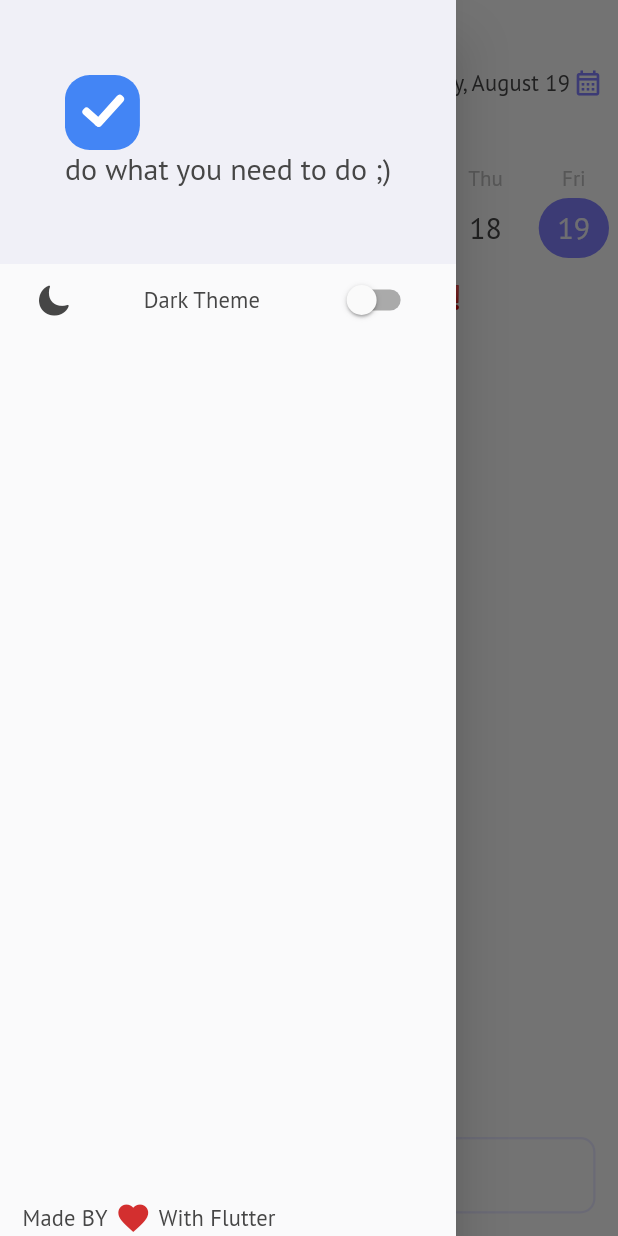
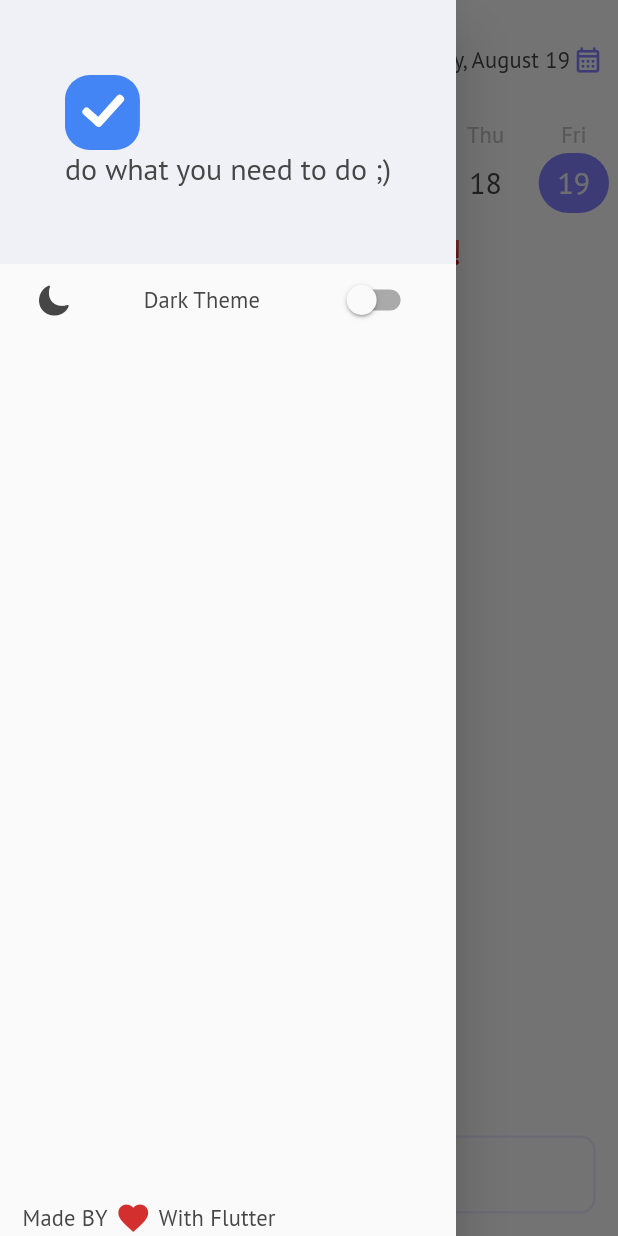
Before and after one commit to mohhamad-esmaili/Todo, a Flutter app: the screen it shows after launch, with the side drawer open, on a phone screen of 412 x 824 dp. Run offline on Flutter 3.47's test engine with Material 2 defaults, Android fonts, the phone set to English and light mode, and no system bars; drawn by our look-alikes of table_calendar; our stand-ins replace flutter_local_notifications, flutter_svg, get, hive, hive_flutter, loading_animation_widget and 1 more; accounts and stored records are empty.

```diff
--- a/lib/view/event/widget/textformfields/description_field_widget.dart
+++ b/lib/view/event/widget/textformfields/description_field_widget.dart
@@ -12,6 +12,7 @@ class DescriptionTextformfieldWidget extends StatelessWidget {
       maxLines: 7,
       controller: descriptionEditingCotroller,
       textInputAction: TextInputAction.newline,
+      style: Theme.of(context).textTheme.bodyMedium,
       decoration: InputDecoration(
         contentPadding:
             const EdgeInsets.symmetric(vertical: 15, horizontal: 13),
--- a/lib/view/event/widget/textformfields/title_field_widget.dart
+++ b/lib/view/event/widget/textformfields/title_field_widget.dart
@@ -13,6 +13,7 @@ class TitleTextformfieldWidget extends StatelessWidget {
       autofocus: true,
       controller: titleEditingController,
       textInputAction: TextInputAction.next,
+      style: Theme.of(context).textTheme.bodyMedium,
       decoration: InputDecoration(
         contentPadding:
             const EdgeInsets.symmetric(vertical: 15, horizontal: 13),
--- a/lib/view/home/home_screen.dart
+++ b/lib/view/home/home_screen.dart
@@ -4,6 +4,7 @@ import 'package:get/get.dart';
 import 'package:todo/controller/event_controller.dart';
 
 import 'package:todo/view/home/widgets/widget_exporter.dart';
+import 'package:todo/view/utils/colors.dart';
 
 class HomeScreen extends StatelessWidget {
   HomeScreen({Key? key}) : super(key: key);
@@ -37,23 +38,32 @@ class HomeScreen extends StatelessWidget {
                   : Container(
                       padding: const EdgeInsets.symmetric(
                           vertical: 5, horizontal: 15),
-                      child: ListView.separated(
+                      child: Theme(
+                        data: Theme.of(context).copyWith(
+                          canvasColor: todoColors.lightGrey,
+                          shadowColor: todoColors.darkGrey,
+                        ),
+                        child: ReorderableListView.builder(
+                          onReorder: (oldIndex, newIndex) =>
+                              controller.reorderEvents(oldIndex, newIndex),
+                          anchor: 1,
                           shrinkWrap: true,
                           reverse: true,
                           physics: const NeverScrollableScrollPhysics(),
+                          clipBehavior: Clip.none,
                           itemCount: controller
                               .getEventsFromDate(controller.selectedDay.value)
                               .length,
-                        separatorBuilder: (context, index) => const SizedBox(
-                          height: 6,
-                        ),
                           itemBuilder: (BuildContext context, int index) {
-                          List allEvents = controller
-                              .getEventsFromDate(controller.selectedDay.value);
+                            List allEvents = controller.getEventsFromDate(
+                                controller.selectedDay.value);
 
                             return InkWell(
+                              key: ValueKey(index),
                               onTap: () =>
                                   Get.toNamed('/edit-event', arguments: index),
+                              child: Container(
+                                margin: const EdgeInsets.symmetric(vertical: 5),
                                 child: EventListTileWWidget(
                                   index: index,
                                   dateTime: allEvents[index].dateTime,
@@ -63,8 +73,10 @@ class HomeScreen extends StatelessWidget {
                                   isDone: allEvents[index].isDone,
                                   remindMe: allEvents[index].remindMe,
                                 ),
+                              ),
                             );
                           },
+                        ),
                       ),
                     ),
               const SizedBox(height: 100),
--- a/lib/view/home/widgets/bottomsheet/add_event_btn.dart
+++ b/lib/view/home/widgets/bottomsheet/add_event_btn.dart
@@ -27,6 +27,7 @@ class AddEventBTN extends StatelessWidget {
           child: Text(
             "What do you need to do?",
             style: TextStyle(
+              fontSize: 15,
               color: Colors.grey[500],
             ),
           ),
--- a/lib/view/home/widgets/events_listtile/event_listtile.dart
+++ b/lib/view/home/widgets/events_listtile/event_listtile.dart
@@ -32,6 +32,7 @@ class EventListTileWWidget extends StatelessWidget {
       onDismissed: (direction) => controller.deleteEvent(index),
       background: Container(
         alignment: Alignment.centerRight,
+        margin: EdgeInsets.only(bottom: 20),
         child: Container(
           padding: const EdgeInsets.all(10),
           decoration: BoxDecoration(
--- a/lib/view/utils/calendar_theme.dart
+++ b/lib/view/utils/calendar_theme.dart
@@ -9,8 +9,8 @@ const double _fontSize = 20.0;
 class CalendarTheme {
   static const CalendarFormat calendarThemeFormat = CalendarFormat.week;
   static final calendarDayOfWeekTheme = DaysOfWeekStyle(
-    weekdayStyle: TextStyle(color: textColors.calendarTextColor),
-    weekendStyle: TextStyle(color: textColors.calendarTextColor),
+    weekdayStyle: TextStyle(fontSize: 15, color: textColors.calendarTextColor),
+    weekendStyle: TextStyle(fontSize: 15, color: textColors.calendarTextColor),
   );
 
   static final calendarLightMode = CalendarStyle(
--- a/lib/view/utils/theme.dart
+++ b/lib/view/utils/theme.dart
@@ -15,11 +15,15 @@ class AppTheme {
         color: textColors.darkTextColor,
       ),
       titleMedium: TextStyle(
-        fontSize: 20,
+        fontSize: 18,
         color: textColors.darkTextColor,
       ),
       titleSmall: TextStyle(
         fontSize: 15,
+        color: textColors.darkTextColor,
+      ),
+      bodyMedium: TextStyle(
+        fontSize: 17,
         color: textColors.darkTextColor,
       ),
       bodySmall: TextStyle(
@@ -43,7 +47,7 @@ class AppTheme {
     appBarTheme: AppBarTheme(
       backgroundColor: mainColors.whiteScaffoldColor,
       elevation: 0,
-      toolbarHeight: 110,
+      toolbarHeight: 80,
       iconTheme: IconThemeData(color: mainColors.blackScaffoldColor),
       titleTextStyle: TextStyle(
         fontSize: 23,
@@ -64,11 +68,15 @@ class AppTheme {
         color: textColors.lightTextColor,
       ),
       titleMedium: TextStyle(
-        fontSize: 20,
+        fontSize: 18,
         color: textColors.darkTextColor,
       ),
       titleSmall: TextStyle(
         fontSize: 15,
+        color: textColors.lightTextColor,
+      ),
+      bodyMedium: TextStyle(
+        fontSize: 17,
         color: textColors.lightTextColor,
       ),
       bodySmall: TextStyle(
```
Also changed, not shown: lib/controller/event_controller.dart (+11 -0 lines), 3 other files. Lines whose indentation alone changed are shown as unchanged.
